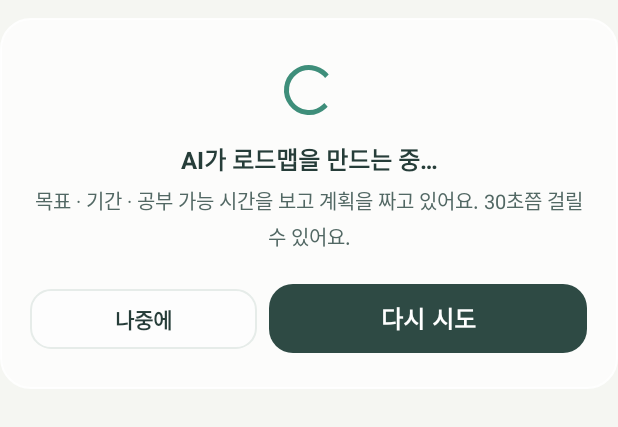
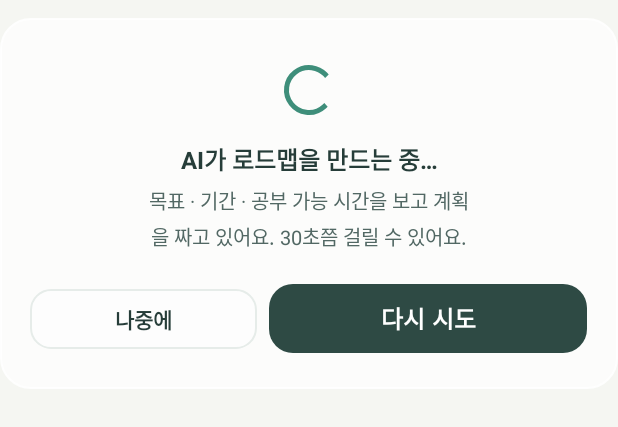
Before and after one commit to DahaeYoon/OREUM, an Android app: the layout view_ai_state.xml on its own in the app's theme, with its tools: preview values and no code run, on a phone screen of 412 x 824 dp. Shown: the top 427 px of the screen. Run offline under Robolectric (Android 15) with nearby library versions, the phone set to English and light mode, and no system bars.

Commit message:
fix: AI 계획 생성 실패 · 만드는 중 문구 줄바꿈 정리

```diff
--- a/app/src/main/res/layout/view_ai_state.xml
+++ b/app/src/main/res/layout/view_ai_state.xml
@@ -32,6 +32,9 @@
 
     <TextView
         android:id="@+id/text_ai_title"
+        android:breakStrategy="balanced"
+        android:lineBreakWordStyle="phrase"
+        tools:targetApi="33"
         android:layout_width="match_parent"
         android:layout_height="wrap_content"
         android:layout_marginTop="14dp"
@@ -43,6 +46,9 @@
 
     <TextView
         android:id="@+id/text_ai_body"
+        android:breakStrategy="balanced"
+        android:lineBreakWordStyle="phrase"
+        tools:targetApi="33"
         android:layout_width="match_parent"
         android:layout_height="wrap_content"
         android:layout_marginTop="6dp"
```
Also changed, not shown: app/src/main/res/values/strings.xml (+8 -8 lines).
